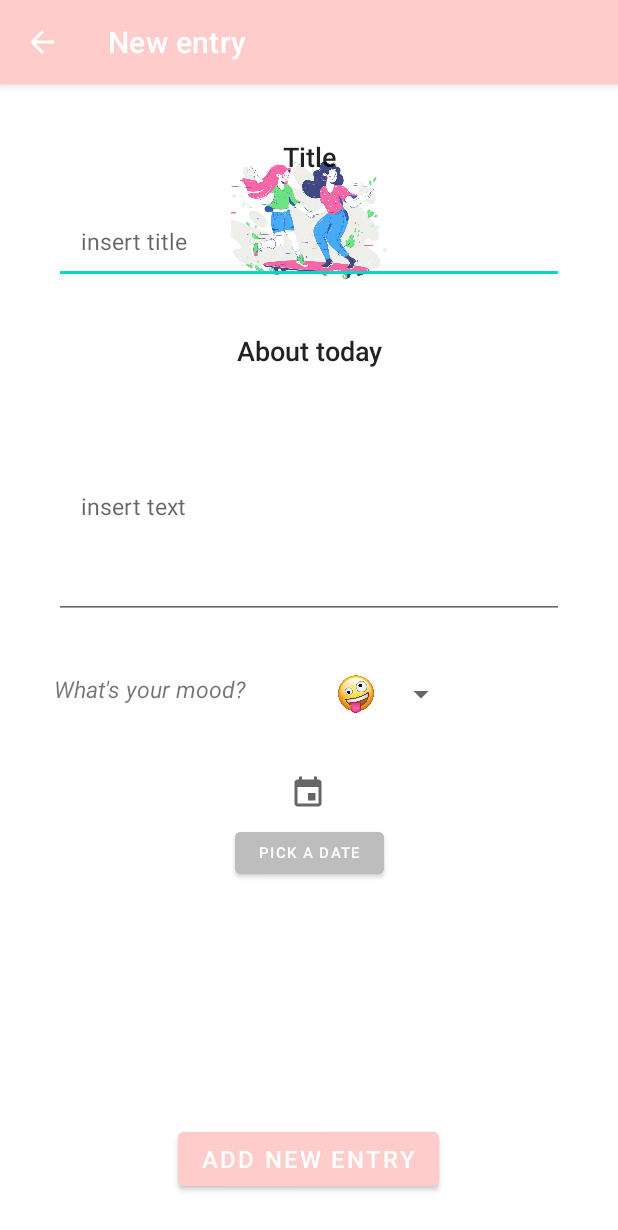
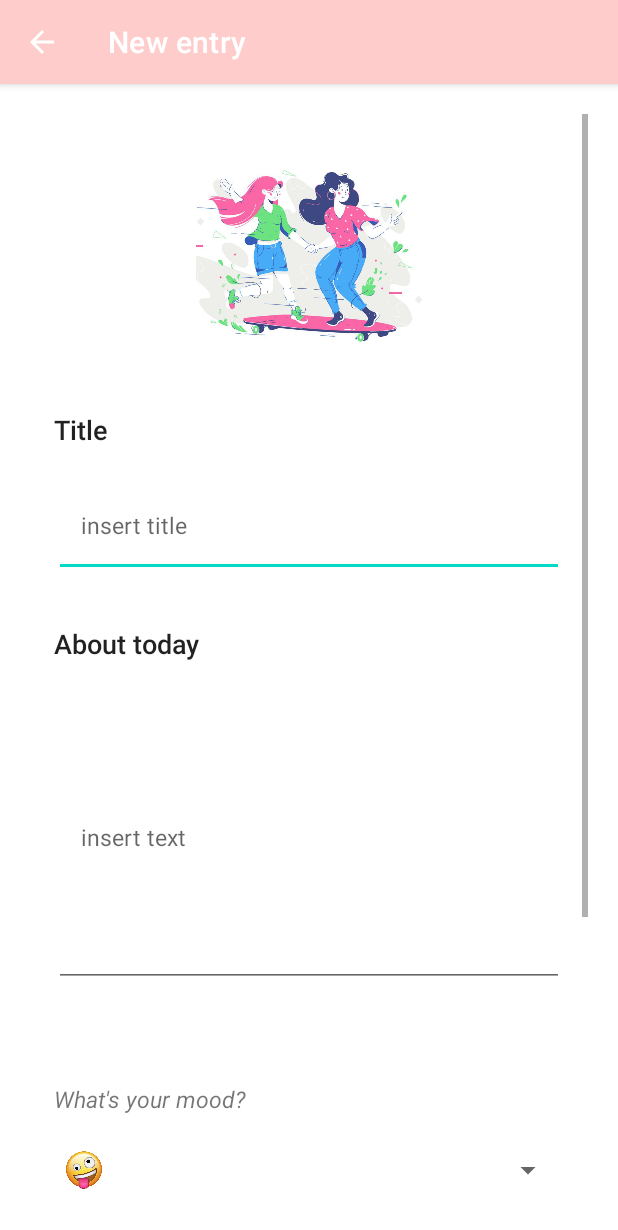
Before and after one commit to marianievas/MyErasmus, an Android app: the CreateEntryDiary screen opened directly, with no data from a screen before it, on a phone screen of 412 x 824 dp. Shown: the top 1230 px of the screen. Run offline under Robolectric (Android 15) with nearby library versions, the phone set to English and light mode, and no system bars.

Commit message:
layout new entry Diary fixed

```diff
--- a/app/src/main/res/layout/new_entry_diary.xml
+++ b/app/src/main/res/layout/new_entry_diary.xml
@@ -10,14 +10,31 @@
     android:padding="20dp"
     tools:context=".ui.createEntryDiary.CreateEntryDiary">
 
+    <LinearLayout
+        android:layout_width="match_parent"
+        android:layout_height="match_parent" >
+
+    <ScrollView
+        android:layout_width="match_parent"
+        android:layout_height="match_parent"
+        android:fillViewport="true"
+        tools:ignore="MissingConstraints"
+        tools:layout_editor_absoluteX="1dp"
+        tools:layout_editor_absoluteY="-194dp">
+
+        <LinearLayout
+            android:layout_width="match_parent"
+            android:layout_height="wrap_content"
+            android:orientation="vertical">
+
+
             <ImageView
                 android:id="@+id/imageViewProfilePic"
-        android:layout_width="104dp"
-        android:layout_height="104dp"
+                android:layout_width="313dp"
+                android:layout_height="150dp"
                 android:layout_gravity="center"
                 android:layout_marginTop="16dp"
                 android:src="@drawable/friends"
-        app:layout_constraintEnd_toEndOf="parent"
                 app:layout_constraintStart_toStartOf="parent"
                 app:layout_constraintTop_toTopOf="parent" />
 
@@ -26,21 +43,19 @@
                 android:layout_width="match_parent"
                 android:layout_height="25dp"
                 android:layout_marginStart="16dp"
-        android:layout_marginTop="16dp"
+                android:layout_marginTop="32dp"
                 android:layout_marginEnd="16dp"
                 android:text="@string/title_entry_diary"
-        android:textAlignment="center"
                 android:textAppearance="@style/TextAppearance.AppCompat.Body2"
                 android:textSize="18sp"
                 app:layout_constraintEnd_toEndOf="parent"
-        app:layout_constraintHorizontal_bias="0.575"
-        app:layout_constraintStart_toStartOf="parent"
+                app:layout_constraintStart_toEndOf="@+id/imageViewProfilePic"
                 app:layout_constraintTop_toTopOf="parent" />
 
             <EditText
                 android:id="@+id/activity_title"
                 android:layout_width="match_parent"
-        android:layout_height="56dp"
+                android:layout_height="69dp"
                 android:layout_marginStart="16dp"
                 android:layout_marginTop="16dp"
                 android:layout_marginEnd="16dp"
@@ -50,8 +65,7 @@
                 android:padding="18dp"
                 android:textSize="15sp"
                 app:layout_constraintEnd_toEndOf="parent"
-        app:layout_constraintHorizontal_bias="0.517"
-        app:layout_constraintStart_toStartOf="parent"
+                app:layout_constraintStart_toEndOf="@+id/imageViewProfilePic"
                 app:layout_constraintTop_toBottomOf="@+id/textTitle" />
 
 
@@ -63,7 +77,6 @@
                 android:layout_marginTop="32dp"
                 android:layout_marginEnd="16dp"
                 android:text="@string/about_today"
-        android:textAlignment="center"
                 android:textAppearance="@style/TextAppearance.AppCompat.Body2"
                 android:textSize="18sp"
                 app:layout_constraintEnd_toEndOf="parent"
@@ -74,15 +87,15 @@
             <EditText
                 android:id="@+id/about_the_activity"
                 android:layout_width="match_parent"
-        android:layout_height="150dp"
+                android:layout_height="200dp"
                 android:layout_marginStart="16dp"
                 android:layout_marginTop="16dp"
                 android:layout_marginEnd="16dp"
                 android:autofillHints=""
-        android:scrollbars = "vertical"
                 android:hint="@string/insert_text"
                 android:inputType="textMultiLine"
                 android:padding="18dp"
+                android:scrollbars="vertical"
                 android:textSize="15sp"
                 app:layout_constraintEnd_toEndOf="parent"
                 app:layout_constraintHorizontal_bias="0.431"
@@ -90,16 +103,46 @@
                 app:layout_constraintTop_toBottomOf="@+id/textAbout" />
 
 
+            <TextView
+                android:id="@+id/textView"
+                android:layout_width="341dp"
+                android:layout_height="28dp"
+                android:layout_marginStart="16dp"
+                android:layout_marginTop="64dp"
+                android:text="@string/what_s_your_mood"
+                android:textSize="15sp"
+                android:textStyle="italic"
+                app:layout_constraintStart_toStartOf="parent"
+                app:layout_constraintTop_toBottomOf="@+id/about_the_activity" />
+
             <Spinner
                 android:id="@+id/mood_spinner"
-        android:layout_width="87dp"
+                android:layout_width="match_parent"
                 android:layout_height="28dp"
-        android:layout_marginTop="36dp"
-        android:layout_marginEnd="64dp"
+                android:layout_marginStart="16dp"
+                android:layout_marginTop="16dp"
+                android:layout_marginEnd="16dp"
+                android:dropDownWidth="match_parent"
+                app:layout_constraintStart_toStartOf="parent"
+                app:layout_constraintTop_toBottomOf="@id/textView" />
+
+            <ImageButton
+                android:id="@+id/img_date"
+                android:layout_width="wrap_content"
+                android:layout_height="wrap_content"
+                android:layout_marginStart="16dp"
+                android:layout_marginTop="64dp"
+                android:layout_marginEnd="16dp"
+                android:background="?attr/selectableItemBackgroundBorderless"
+                android:backgroundTint="@color/white"
+                android:src="@drawable/ic_baseline_event_24"
+                app:layout_constraintBottom_toBottomOf="parent"
                 app:layout_constraintEnd_toEndOf="parent"
-        app:layout_constraintHorizontal_bias="0.0"
-        app:layout_constraintStart_toEndOf="@+id/textView"
-        app:layout_constraintTop_toBottomOf="@+id/about_the_activity" />
+                app:layout_constraintHorizontal_bias="0.498"
+                app:layout_constraintStart_toStartOf="parent"
+                app:layout_constraintTop_toBottomOf="@+id/mood_spinner"
+                app:layout_constraintVertical_bias="0.083"
+                tools:ignore="ContentDescription" />
 
             <Button
                 android:id="@+id/btn_pickDate"
@@ -122,7 +165,7 @@
                 android:layout_height="40dp"
                 android:layout_below="@+id/btn_pickDate"
                 android:layout_marginStart="16dp"
-        android:layout_marginTop="8dp"
+                android:layout_marginTop="16dp"
                 android:layout_marginEnd="16dp"
                 android:textSize="14sp"
                 app:autoSizeTextType="uniform"
@@ -131,48 +174,25 @@
                 app:layout_constraintTop_toBottomOf="@+id/btn_pickDate"
                 tools:text="@string/show_date" />
 
-    <ImageButton
-        android:id="@+id/img_date"
-        android:layout_width="wrap_content"
-        android:layout_height="wrap_content"
-        android:layout_marginStart="16dp"
-        android:layout_marginTop="16dp"
-        android:layout_marginEnd="16dp"
-        android:background="?attr/selectableItemBackgroundBorderless"
-        android:backgroundTint="@color/white"
-        android:src="@drawable/ic_baseline_event_24"
-        app:layout_constraintBottom_toBottomOf="parent"
-        app:layout_constraintEnd_toEndOf="parent"
-        app:layout_constraintHorizontal_bias="0.498"
-        app:layout_constraintStart_toStartOf="parent"
-        app:layout_constraintTop_toBottomOf="@+id/mood_spinner"
-        app:layout_constraintVertical_bias="0.083"
-        tools:ignore="ContentDescription" />
-
             <Button
                 android:id="@+id/btn_create"
                 android:layout_width="wrap_content"
                 android:layout_height="wrap_content"
                 android:backgroundTint="@color/primary"
                 android:text="@string/add_new_entry"
+                android:textSize="16sp"
+                android:layout_marginStart="64dp"
+                android:layout_marginTop="32dp"
                 app:layout_constraintBottom_toBottomOf="parent"
                 app:layout_constraintEnd_toEndOf="parent"
                 app:layout_constraintHorizontal_bias="0.497"
                 app:layout_constraintStart_toStartOf="parent"
                 app:layout_constraintTop_toBottomOf="@+id/btn_pickDate"
-        app:layout_constraintVertical_bias="0.958"
-        android:textSize="16sp"/>
+                app:layout_constraintVertical_bias="0.958" />
 
-    <TextView
-        android:id="@+id/textView"
-        android:layout_width="181dp"
-        android:layout_height="28dp"
-        android:layout_marginStart="16dp"
-        android:layout_marginTop="36dp"
-        android:text="@string/what_s_your_mood"
-        android:textStyle="italic"
-        android:textSize="15sp"
-        app:layout_constraintStart_toStartOf="parent"
-        app:layout_constraintTop_toBottomOf="@+id/about_the_activity" />
+        </LinearLayout>
+
+    </ScrollView>
+    </LinearLayout>
 
 </androidx.constraintlayout.widget.ConstraintLayout>
--- a/app/src/main/res/values/strings.xml
+++ b/app/src/main/res/values/strings.xml
@@ -43,5 +43,6 @@
     <string name="show_date">Date</string>
     <string name="add_new_entry">Add new entry</string>
     <string name="what_s_your_mood">What\'s your mood?</string>
+    <string name="add_image">add image</string>
 
 </resources>
```
Lines whose indentation alone changed are shown as unchanged.
